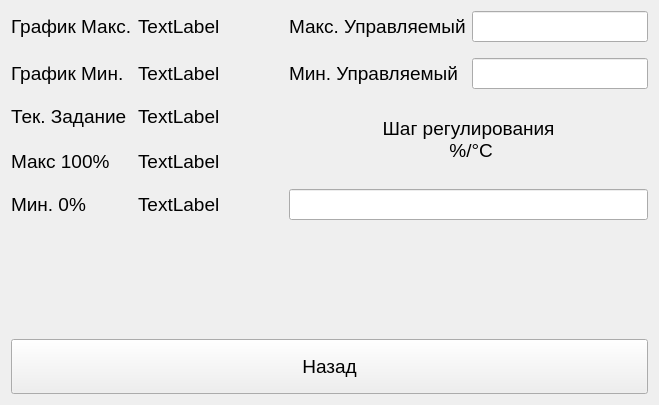
Above: QtClient/QtClimaClient/Frames/VentControllerConfigFrame.ui from ciberslavik/climacore before the change. Below: the same form after it.
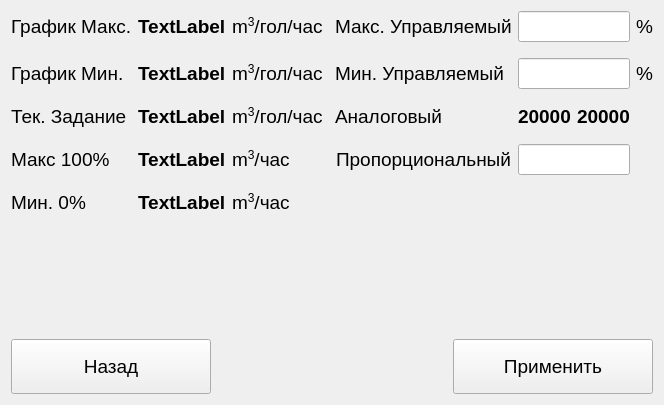
That is the form after the change. Icons and pictures are not drawn. Custom widgets are drawn as their Qt base class.

Diff of the .ui file:
```diff
--- a/QtClient/QtClimaClient/Frames/VentControllerConfigFrame.ui
+++ b/QtClient/QtClimaClient/Frames/VentControllerConfigFrame.ui
@@ -26,14 +26,14 @@
      </property>
     </widget>
    </item>
-   <item row="5" column="0">
-    <widget class="QLabel" name="label_3">
+   <item row="9" column="0">
+    <widget class="QLabel" name="label_10">
      <property name="text">
-      <string>Тек. Задание</string>
+      <string>Мин. 0%</string>
      </property>
     </widget>
    </item>
-   <item row="0" column="2">
+   <item row="0" column="3">
     <spacer name="horizontalSpacer">
      <property name="orientation">
       <enum>Qt::Horizontal</enum>
@@ -46,96 +46,23 @@
      </property>
     </spacer>
    </item>
-   <item row="5" column="1">
-    <widget class="QLabel" name="lblSetpoint">
+   <item row="0" column="7">
+    <widget class="QLabel" name="label_14">
      <property name="text">
-      <string>TextLabel</string>
+      <string>%</string>
      </property>
     </widget>
    </item>
-   <item row="2" column="1">
-    <widget class="QLabel" name="lblProfileMin">
+   <item row="7" column="4">
+    <widget class="QLabel" name="label_13">
      <property name="text">
-      <string>TextLabel</string>
+      <string>Пропорциональный</string>
      </property>
-    </widget>
-   </item>
-   <item row="3" column="0">
-    <spacer name="verticalSpacer_2">
-     <property name="orientation">
-      <enum>Qt::Vertical</enum>
+     <property name="alignment">
+      <set>Qt::AlignCenter</set>
      </property>
-     <property name="sizeType">
-      <enum>QSizePolicy::Fixed</enum>
-     </property>
-     <property name="sizeHint" stdset="0">
-      <size>
-       <width>20</width>
-       <height>10</height>
-      </size>
-     </property>
-    </spacer>
-   </item>
-   <item row="2" column="0">
-    <widget class="QLabel" name="label_2">
-     <property name="text">
-      <string>График Мин.</string>
-     </property>
     </widget>
    </item>
-   <item row="11" column="0" colspan="5">
-    <layout class="QHBoxLayout" name="horizontalLayout">
-     <item>
-      <widget class="QPushButton" name="btnReturn">
-       <property name="minimumSize">
-        <size>
-         <width>0</width>
-         <height>55</height>
-        </size>
-       </property>
-       <property name="maximumSize">
-        <size>
-         <width>16777215</width>
-         <height>55</height>
-        </size>
-       </property>
-       <property name="text">
-        <string>Назад</string>
-       </property>
-       <property name="icon">
-        <iconset resource="../Resources.qrc">
-         <normaloff>:/Images/icons8-u-turn-to-left-50.png</normaloff>:/Images/icons8-u-turn-to-left-50.png</iconset>
-       </property>
-       <property name="iconSize">
-        <size>
-         <width>42</width>
-         <height>42</height>
-        </size>
-       </property>
-      </widget>
-     </item>
-    </layout>
-   </item>
-   <item row="0" column="4">
-    <widget class="QClickableLineEdit" name="lineEdit"/>
-   </item>
-   <item row="2" column="3">
-    <widget class="QLabel" name="label_8">
-     <property name="text">
-      <string>Мин. Управляемый</string>
-     </property>
-    </widget>
-   </item>
-   <item row="9" column="0">
-    <widget class="QLabel" name="label_10">
-     <property name="text">
-      <string>Мин. 0%</string>
-     </property>
-    </widget>
-   </item>
-   <item row="2" column="4">
-    <widget class="QClickableLineEdit" name="lineEdit_2"/>
-   </item>
    <item row="10" column="0">
     <spacer name="verticalSpacer">
      <property name="orientation">
@@ -149,28 +76,63 @@
      </property>
     </spacer>
    </item>
-   <item row="0" column="3">
+   <item row="1" column="0">
+    <spacer name="verticalSpacer_3">
+     <property name="orientation">
+      <enum>Qt::Vertical</enum>
+     </property>
+     <property name="sizeType">
+      <enum>QSizePolicy::Fixed</enum>
+     </property>
+     <property name="sizeHint" stdset="0">
+      <size>
+       <width>20</width>
+       <height>10</height>
+      </size>
+     </property>
+    </spacer>
+   </item>
+   <item row="5" column="5">
+    <widget class="QLabel" name="lblAnalogMin">
+     <property name="font">
+      <font>
+       <pointsize>14</pointsize>
+       <weight>75</weight>
+       <bold>true</bold>
+      </font>
+     </property>
+     <property name="text">
+      <string>20000</string>
+     </property>
+    </widget>
+   </item>
+   <item row="0" column="4">
     <widget class="QLabel" name="label_7">
      <property name="text">
       <string>Макс. Управляемый</string>
      </property>
     </widget>
    </item>
-   <item row="6" column="0">
-    <spacer name="verticalSpacer_4">
-     <property name="orientation">
-      <enum>Qt::Vertical</enum>
+   <item row="9" column="1">
+    <widget class="QLabel" name="lblMinPerformance">
+     <property name="font">
+      <font>
+       <pointsize>14</pointsize>
+       <weight>75</weight>
+       <bold>true</bold>
+      </font>
      </property>
-     <property name="sizeType">
-      <enum>QSizePolicy::Fixed</enum>
+     <property name="text">
+      <string>TextLabel</string>
      </property>
-     <property name="sizeHint" stdset="0">
-      <size>
-       <width>20</width>
-       <height>10</height>
-      </size>
+    </widget>
+   </item>
+   <item row="7" column="2">
+    <widget class="QLabel" name="label_11">
+     <property name="text">
+      <string>m&lt;sup&gt;3&lt;/sup&gt;/час</string>
      </property>
-    </spacer>
+    </widget>
    </item>
    <item row="0" column="0">
     <widget class="QLabel" name="label">
@@ -179,38 +141,171 @@
      </property>
     </widget>
    </item>
-   <item row="9" column="1">
-    <widget class="QLabel" name="lblMinPerformance">
+   <item row="11" column="0" colspan="8">
+    <layout class="QHBoxLayout" name="horizontalLayout">
+     <item>
+      <widget class="QPushButton" name="btnReturn">
+       <property name="minimumSize">
+        <size>
+         <width>200</width>
+         <height>55</height>
+        </size>
+       </property>
+       <property name="maximumSize">
+        <size>
+         <width>16777215</width>
+         <height>55</height>
+        </size>
+       </property>
+       <property name="text">
+        <string>Назад</string>
+       </property>
+       <property name="icon">
+        <iconset resource="../Resources.qrc">
+         <normaloff>:/Images/return.png</normaloff>:/Images/return.png</iconset>
+       </property>
+       <property name="iconSize">
+        <size>
+         <width>42</width>
+         <height>42</height>
+        </size>
+       </property>
+      </widget>
+     </item>
+     <item>
+      <spacer name="horizontalSpacer_2">
+       <property name="orientation">
+        <enum>Qt::Horizontal</enum>
+       </property>
+       <property name="sizeHint" stdset="0">
+        <size>
+         <width>40</width>
+         <height>20</height>
+        </size>
+       </property>
+      </spacer>
+     </item>
+     <item>
+      <widget class="QPushButton" name="btnApply">
+       <property name="minimumSize">
+        <size>
+         <width>200</width>
+         <height>55</height>
+        </size>
+       </property>
+       <property name="maximumSize">
+        <size>
+         <width>16777215</width>
+         <height>55</height>
+        </size>
+       </property>
+       <property name="text">
+        <string>Применить</string>
+       </property>
+       <property name="icon">
+        <iconset resource="../Resources.qrc">
+         <normaloff>:/Images/accept.png</normaloff>:/Images/accept.png</iconset>
+       </property>
+       <property name="iconSize">
+        <size>
+         <width>42</width>
+         <height>42</height>
+        </size>
+       </property>
+      </widget>
+     </item>
+    </layout>
+   </item>
+   <item row="0" column="2">
+    <widget class="QLabel" name="label_4">
      <property name="text">
-      <string>TextLabel</string>
+      <string>m&lt;sup&gt;3&lt;/sup&gt;/гол/час</string>
      </property>
     </widget>
    </item>
-   <item row="1" column="0">
-    <spacer name="verticalSpacer_3">
-     <property name="orientation">
-      <enum>Qt::Vertical</enum>
-     </property>
-     <property name="sizeType">
-      <enum>QSizePolicy::Fixed</enum>
-     </property>
-     <property name="sizeHint" stdset="0">
-      <size>
-       <width>20</width>
-       <height>10</height>
-      </size>
-     </property>
-    </spacer>
-   </item>
    <item row="7" column="1">
     <widget class="QLabel" name="lblMaxPerformance">
+     <property name="font">
+      <font>
+       <pointsize>14</pointsize>
+       <weight>75</weight>
+       <bold>true</bold>
+      </font>
+     </property>
      <property name="text">
       <string>TextLabel</string>
      </property>
     </widget>
    </item>
+   <item row="2" column="7">
+    <widget class="QLabel" name="label_15">
+     <property name="text">
+      <string>%</string>
+     </property>
+    </widget>
+   </item>
+   <item row="2" column="0">
+    <widget class="QLabel" name="label_2">
+     <property name="text">
+      <string>График Мин.</string>
+     </property>
+    </widget>
+   </item>
+   <item row="3" column="0">
+    <spacer name="verticalSpacer_2">
+     <property name="orientation">
+      <enum>Qt::Vertical</enum>
+     </property>
+     <property name="sizeType">
+      <enum>QSizePolicy::Fixed</enum>
+     </property>
+     <property name="sizeHint" stdset="0">
+      <size>
+       <width>20</width>
+       <height>10</height>
+      </size>
+     </property>
+    </spacer>
+   </item>
+   <item row="6" column="0">
+    <spacer name="verticalSpacer_4">
+     <property name="orientation">
+      <enum>Qt::Vertical</enum>
+     </property>
+     <property name="sizeType">
+      <enum>QSizePolicy::Fixed</enum>
+     </property>
+     <property name="sizeHint" stdset="0">
+      <size>
+       <width>20</width>
+       <height>10</height>
+      </size>
+     </property>
+    </spacer>
+   </item>
+   <item row="9" column="2">
+    <widget class="QLabel" name="label_12">
+     <property name="text">
+      <string>m&lt;sup&gt;3&lt;/sup&gt;/час</string>
+     </property>
+    </widget>
+   </item>
+   <item row="5" column="0">
+    <widget class="QLabel" name="label_3">
+     <property name="text">
+      <string>Тек. Задание</string>
+     </property>
+    </widget>
+   </item>
    <item row="0" column="1">
     <widget class="QLabel" name="lblProfileMax">
+     <property name="font">
+      <font>
+       <pointsize>14</pointsize>
+       <weight>75</weight>
+       <bold>true</bold>
+      </font>
+     </property>
      <property name="text">
       <string>TextLabel</string>
      </property>
@@ -232,19 +327,84 @@
      </property>
     </spacer>
    </item>
-   <item row="5" column="3" rowspan="3" colspan="2">
-    <widget class="QLabel" name="label_13">
+   <item row="2" column="4">
+    <widget class="QLabel" name="label_8">
      <property name="text">
-      <string>Шаг регулирования 
- %/°C</string>
+      <string>Мин. Управляемый</string>
      </property>
-     <property name="alignment">
-      <set>Qt::AlignCenter</set>
+    </widget>
+   </item>
+   <item row="5" column="2">
+    <widget class="QLabel" name="label_6">
+     <property name="text">
+      <string>m&lt;sup&gt;3&lt;/sup&gt;/гол/час</string>
      </property>
     </widget>
    </item>
-   <item row="9" column="3" colspan="2">
-    <widget class="QLineEdit" name="lineEdit_3"/>
+   <item row="2" column="2">
+    <widget class="QLabel" name="label_5">
+     <property name="text">
+      <string>m&lt;sup&gt;3&lt;/sup&gt;/гол/час</string>
+     </property>
+    </widget>
+   </item>
+   <item row="5" column="1">
+    <widget class="QLabel" name="lblSetpoint">
+     <property name="font">
+      <font>
+       <pointsize>14</pointsize>
+       <weight>75</weight>
+       <bold>true</bold>
+      </font>
+     </property>
+     <property name="text">
+      <string>TextLabel</string>
+     </property>
+    </widget>
+   </item>
+   <item row="2" column="1">
+    <widget class="QLabel" name="lblProfileMin">
+     <property name="font">
+      <font>
+       <pointsize>14</pointsize>
+       <weight>75</weight>
+       <bold>true</bold>
+      </font>
+     </property>
+     <property name="text">
+      <string>TextLabel</string>
+     </property>
+    </widget>
+   </item>
+   <item row="5" column="4">
+    <widget class="QLabel" name="label_16">
+     <property name="text">
+      <string>Аналоговый</string>
+     </property>
+    </widget>
+   </item>
+   <item row="5" column="6">
+    <widget class="QLabel" name="lblAnalogMax">
+     <property name="font">
+      <font>
+       <pointsize>14</pointsize>
+       <weight>75</weight>
+       <bold>true</bold>
+      </font>
+     </property>
+     <property name="text">
+      <string>20000</string>
+     </property>
+    </widget>
+   </item>
+   <item row="2" column="5" colspan="2">
+    <widget class="QClickableLineEdit" name="txtAnalogMin"/>
+   </item>
+   <item row="0" column="5" colspan="2">
+    <widget class="QClickableLineEdit" name="txtAnalogMax"/>
+   </item>
+   <item row="7" column="5" colspan="2">
+    <widget class="QClickableLineEdit" name="txtProportional"/>
    </item>
   </layout>
  </widget>
```
